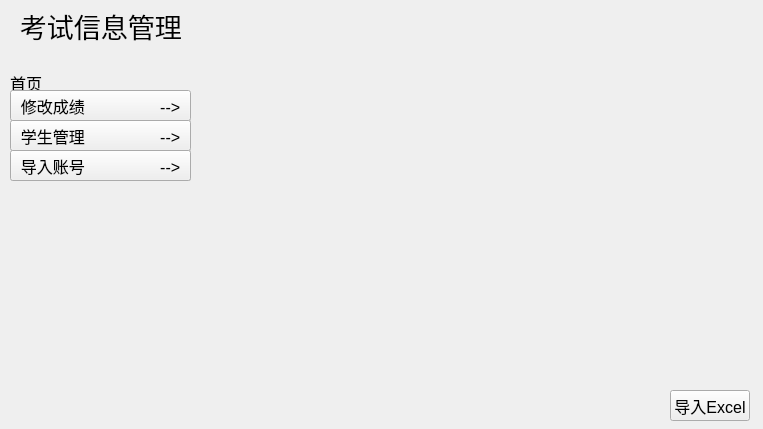
Qt form source/administer.ui (Sodataco/exam-system) before a commit.
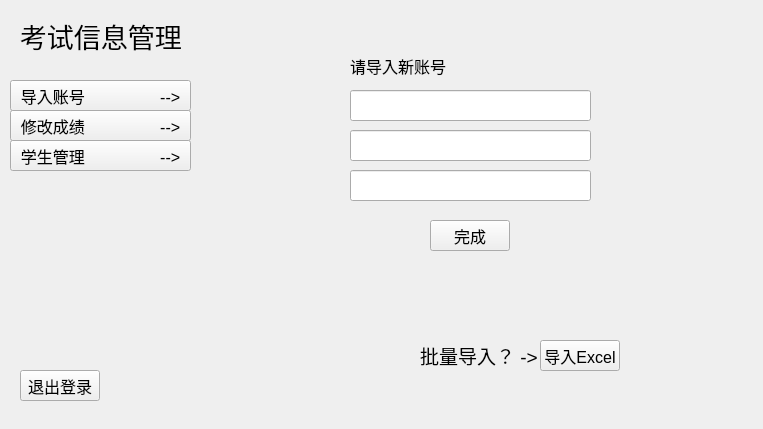
The same form after that commit. The open tabs and pages were chosen to show the change.

Commit message: 优化管理员界面

Patch:
```diff
--- a/source/administer.ui
+++ b/source/administer.ui
@@ -22,7 +22,7 @@
    <property name="geometry">
     <rect>
      <x>20</x>
-     <y>10</y>
+     <y>20</y>
      <width>191</width>
      <height>31</height>
     </rect>
@@ -36,11 +36,67 @@
     <string>考试信息管理</string>
    </property>
   </widget>
+  <widget class="QStackedWidget" name="stackedWidget">
+   <property name="geometry">
+    <rect>
+     <x>260</x>
+     <y>20</y>
+     <width>431</width>
+     <height>401</height>
+    </rect>
+   </property>
+   <property name="currentIndex">
+    <number>1</number>
+   </property>
+   <widget class="QWidget" name="page">
+    <widget class="QLineEdit" name="EditName">
+     <property name="geometry">
+      <rect>
+       <x>90</x>
+       <y>70</y>
+       <width>241</width>
+       <height>31</height>
+      </rect>
+     </property>
+    </widget>
+    <widget class="QLineEdit" name="EditAccount">
+     <property name="geometry">
+      <rect>
+       <x>90</x>
+       <y>110</y>
+       <width>241</width>
+       <height>31</height>
+      </rect>
+     </property>
+    </widget>
+    <widget class="QLineEdit" name="EditPassword">
+     <property name="geometry">
+      <rect>
+       <x>90</x>
+       <y>150</y>
+       <width>241</width>
+       <height>31</height>
+      </rect>
+     </property>
+    </widget>
+    <widget class="QPushButton" name="pushButton">
+     <property name="geometry">
+      <rect>
+       <x>170</x>
+       <y>200</y>
+       <width>80</width>
+       <height>31</height>
+      </rect>
+     </property>
+     <property name="text">
+      <string>完成</string>
+     </property>
+    </widget>
   <widget class="QPushButton" name="importExcel">
    <property name="geometry">
     <rect>
-     <x>670</x>
-     <y>390</y>
+       <x>280</x>
+       <y>320</y>
      <width>80</width>
      <height>31</height>
     </rect>
@@ -49,23 +105,123 @@
     <string>导入Excel</string>
    </property>
   </widget>
-  <widget class="QGroupBox" name="groupBox">
+    <widget class="QLabel" name="label_2">
+     <property name="geometry">
+      <rect>
+       <x>90</x>
+       <y>30</y>
+       <width>111</width>
+       <height>31</height>
+      </rect>
+     </property>
+     <property name="text">
+      <string>请导入新账号</string>
+     </property>
+    </widget>
+    <widget class="QLabel" name="label_3">
+     <property name="geometry">
+      <rect>
+       <x>160</x>
+       <y>320</y>
+       <width>121</width>
+       <height>31</height>
+      </rect>
+     </property>
+     <property name="font">
+      <font>
+       <pointsize>14</pointsize>
+      </font>
+     </property>
+     <property name="text">
+      <string>批量导入？ -&gt;</string>
+     </property>
+    </widget>
+   </widget>
+   <widget class="QWidget" name="page_2">
+    <widget class="QLabel" name="label_4">
+     <property name="geometry">
+      <rect>
+       <x>120</x>
+       <y>140</y>
+       <width>81</width>
+       <height>81</height>
+      </rect>
+     </property>
+     <property name="text">
+      <string>修改成绩</string>
+     </property>
+    </widget>
+    <widget class="QTextEdit" name="textEdit">
+     <property name="geometry">
+      <rect>
+       <x>80</x>
+       <y>40</y>
+       <width>211</width>
+       <height>31</height>
+      </rect>
+     </property>
+    </widget>
+    <widget class="QPushButton" name="find">
+     <property name="geometry">
+      <rect>
+       <x>190</x>
+       <y>100</y>
+       <width>16</width>
+       <height>16</height>
+      </rect>
+     </property>
+     <property name="text">
+      <string/>
+     </property>
+    </widget>
+    <widget class="QPushButton" name="pushButton_3">
+     <property name="geometry">
+      <rect>
+       <x>260</x>
+       <y>180</y>
+       <width>16</width>
+       <height>16</height>
+      </rect>
+     </property>
+     <property name="text">
+      <string/>
+     </property>
+    </widget>
+   </widget>
+   <widget class="QWidget" name="page_3">
+    <widget class="QLabel" name="label_5">
+     <property name="geometry">
+      <rect>
+       <x>170</x>
+       <y>150</y>
+       <width>71</width>
+       <height>51</height>
+      </rect>
+     </property>
+     <property name="text">
+      <string/>
+     </property>
+    </widget>
+    <widget class="QPushButton" name="pushButton_2">
+     <property name="geometry">
+      <rect>
+       <x>50</x>
+       <y>40</y>
+       <width>101</width>
+       <height>31</height>
+      </rect>
+     </property>
+     <property name="text">
+      <string>PushButton</string>
+     </property>
+    </widget>
+   </widget>
+  </widget>
+  <widget class="QPushButton" name="changegrade">
    <property name="geometry">
     <rect>
      <x>10</x>
-     <y>70</y>
-     <width>181</width>
-     <height>111</height>
-    </rect>
-   </property>
-   <property name="title">
-    <string>首页</string>
-   </property>
-   <widget class="QPushButton" name="chagegrade">
-    <property name="geometry">
-     <rect>
-      <x>0</x>
-      <y>20</y>
+     <y>110</y>
       <width>181</width>
       <height>31</height>
      </rect>
@@ -83,8 +239,8 @@
    <widget class="QPushButton" name="manage">
     <property name="geometry">
      <rect>
-      <x>0</x>
-      <y>50</y>
+     <x>10</x>
+     <y>140</y>
       <width>181</width>
       <height>31</height>
      </rect>
@@ -102,7 +258,7 @@
    <widget class="QPushButton" name="importAccount">
     <property name="geometry">
      <rect>
-      <x>0</x>
+     <x>10</x>
       <y>80</y>
       <width>181</width>
       <height>31</height>
@@ -118,6 +274,18 @@
      <bool>true</bool>
     </property>
    </widget>
+  <widget class="QPushButton" name="Return">
+   <property name="geometry">
+    <rect>
+     <x>20</x>
+     <y>370</y>
+     <width>80</width>
+     <height>31</height>
+    </rect>
+   </property>
+   <property name="text">
+    <string>退出登录</string>
+   </property>
   </widget>
  </widget>
  <resources/>
```
Lines whose indentation alone changed are shown as unchanged. The commit also changes 6 other files.
